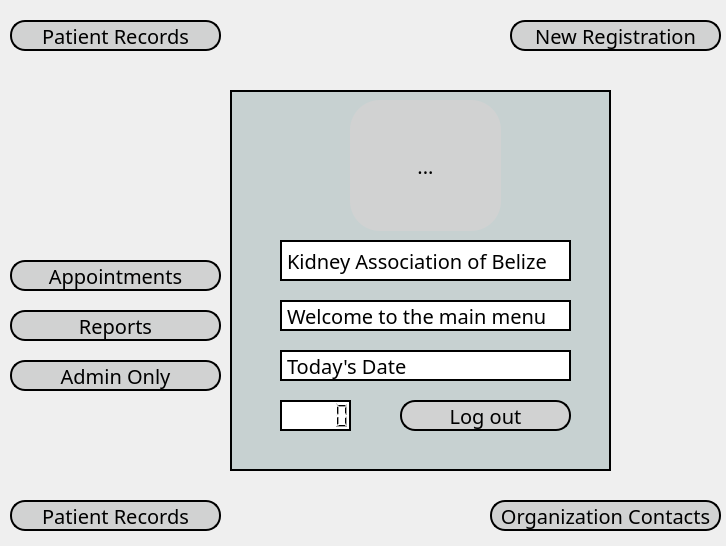
This is MainMenu.ui in Lurothero/KidneyAssociation as Qt 5 draws it before an edit. The edited form follows.
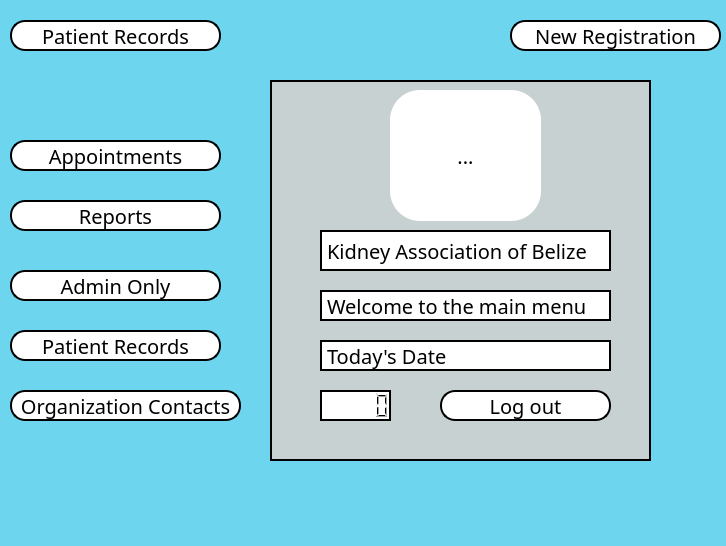
This is the edited form. Icons and pictures are not drawn.

Commit message: Changed color scheme

Patch:
```diff
--- a/MainMenu.ui
+++ b/MainMenu.ui
@@ -10,6 +10,18 @@
     <height>546</height>
    </rect>
   </property>
+  <property name="minimumSize">
+   <size>
+    <width>726</width>
+    <height>546</height>
+   </size>
+  </property>
+  <property name="maximumSize">
+   <size>
+    <width>726</width>
+    <height>546</height>
+   </size>
+  </property>
   <property name="windowTitle">
    <string>Form</string>
   </property>
@@ -52,9 +64,7 @@
 }
 QWidget
 {
-   background-image: url(:/doctor.jpg);
-   background-attachment: fixed;
-   background-repeat: repeat;
+   background-color:   #6dd5ed;
 }</string>
   </property>
   <widget class="QPushButton" name="registrationButton">
@@ -66,6 +76,14 @@
      <height>31</height>
     </rect>
    </property>
+   <property name="styleSheet">
+    <string notr="true">QPushButton
+{
+   border: 2px solid black;
+   background-color: white;
+   border-radius: 15px;
+}</string>
+   </property>
    <property name="text">
     <string>New Registration</string>
    </property>
@@ -74,11 +92,19 @@
    <property name="geometry">
     <rect>
      <x>10</x>
-     <y>360</y>
+     <y>270</y>
      <width>211</width>
      <height>31</height>
     </rect>
    </property>
+   <property name="styleSheet">
+    <string notr="true">QPushButton
+{
+   border: 2px solid black;
+   background-color: white;
+   border-radius: 15px;
+}</string>
+   </property>
    <property name="text">
     <string>Admin Only</string>
    </property>
@@ -86,8 +112,8 @@
   <widget class="QFrame" name="frame">
    <property name="geometry">
     <rect>
-     <x>230</x>
-     <y>90</y>
+     <x>270</x>
+     <y>80</y>
      <width>381</width>
      <height>381</height>
     </rect>
@@ -121,6 +147,12 @@
       <height>131</height>
      </rect>
     </property>
+    <property name="styleSheet">
+     <string notr="true">QToolButton
+{
+   background-color: white;
+}</string>
+    </property>
     <property name="text">
      <string>...</string>
     </property>
@@ -199,6 +231,14 @@
       <height>31</height>
      </rect>
     </property>
+    <property name="styleSheet">
+     <string notr="true">QPushButton
+{
+   border: 2px solid black;
+   background-color: white;
+   border-radius: 15px;
+}</string>
+    </property>
     <property name="text">
      <string>Log out</string>
     </property>
@@ -207,12 +247,20 @@
   <widget class="QPushButton" name="contactButton">
    <property name="geometry">
     <rect>
-     <x>490</x>
-     <y>500</y>
+     <x>10</x>
+     <y>390</y>
      <width>231</width>
      <height>31</height>
     </rect>
    </property>
+   <property name="styleSheet">
+    <string notr="true">QPushButton
+{
+   border: 2px solid black;
+   background-color: white;
+   border-radius: 15px;
+}</string>
+   </property>
    <property name="text">
     <string>Organization Contacts</string>
    </property>
@@ -226,6 +274,14 @@
      <height>31</height>
     </rect>
    </property>
+   <property name="styleSheet">
+    <string notr="true">QPushButton
+{
+   border: 2px solid black;
+   background-color: white;
+   border-radius: 15px;
+}</string>
+   </property>
    <property name="text">
     <string>Patient Records</string>
    </property>
@@ -234,11 +290,19 @@
    <property name="geometry">
     <rect>
      <x>10</x>
-     <y>500</y>
+     <y>330</y>
      <width>211</width>
      <height>31</height>
     </rect>
    </property>
+   <property name="styleSheet">
+    <string notr="true">QPushButton
+{
+   border: 2px solid black;
+   background-color: white;
+   border-radius: 15px;
+}</string>
+   </property>
    <property name="text">
     <string>Patient Records</string>
    </property>
@@ -247,11 +311,19 @@
    <property name="geometry">
     <rect>
      <x>10</x>
-     <y>310</y>
+     <y>200</y>
      <width>211</width>
      <height>31</height>
     </rect>
    </property>
+   <property name="styleSheet">
+    <string notr="true">QPushButton
+{
+   border: 2px solid black;
+   background-color: white;
+   border-radius: 15px;
+}</string>
+   </property>
    <property name="text">
     <string>Reports</string>
    </property>
@@ -260,11 +332,19 @@
    <property name="geometry">
     <rect>
      <x>10</x>
-     <y>260</y>
+     <y>140</y>
      <width>211</width>
      <height>31</height>
     </rect>
    </property>
+   <property name="styleSheet">
+    <string notr="true">QPushButton
+{
+   border: 2px solid black;
+   background-color: white;
+   border-radius: 15px;
+}</string>
+   </property>
    <property name="text">
     <string>Appointments</string>
    </property>
```
The commit also changes 7 other files.
